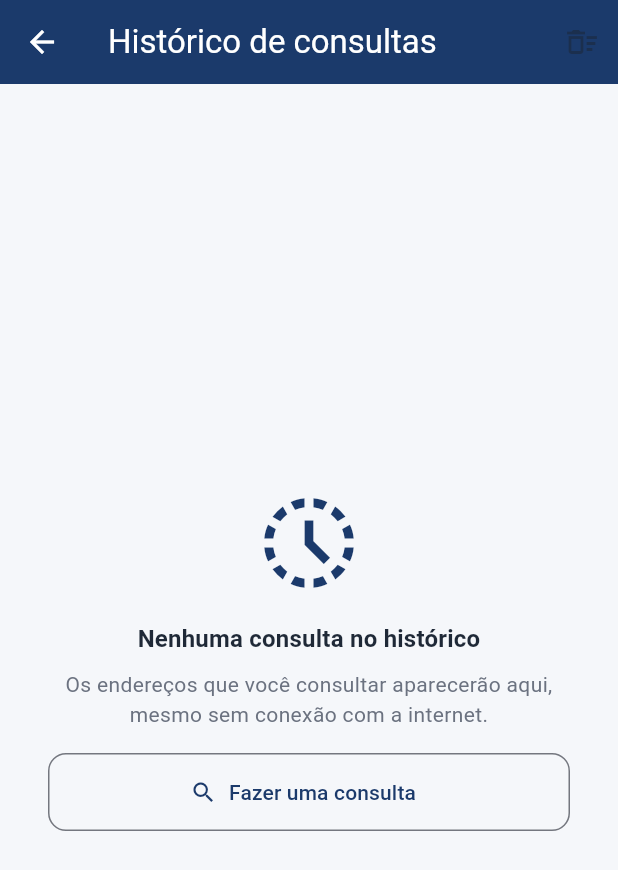
After one commit to GustavoBorges130/Desenvolvimento-de-Sistemas-Moveis, a Flutter app: the HistoryPage screen opened by its route, on a phone screen of 412 x 824 dp. The commit adds this screen. Shown: the top 870 px of the screen. Run offline on Flutter 3.47's test engine with Material 3 defaults, Android fonts, the phone set to English and light mode, and no system bars; our stand-ins replace dio, flutter_mobx, geocoding, hive, hive_flutter, material_ui and 1 more; missing offline and left inert: map_launcher; accounts and stored records are empty; generated files the repository leaves out were written again.

Commit message:
06 - Cria o módulo history
- controller: HistoryController (MobX) que carrega e limpa o histórico
  do armazenamento local
- page: HistoryPage com Observer, carregamento automático ao abrir,
  estados vazio/erro e retorno do endereço tocado para a home
- Rota /history registrada no AppWidget

```diff
--- a/lib/src/app_widget.dart
+++ b/lib/src/app_widget.dart
@@ -1,5 +1,6 @@
 import 'package:material_ui/material_ui.dart';
 
+import 'modules/history/page/history_page.dart';
 import 'modules/home/page/home_page.dart';
 import 'modules/initial/page/initial_page.dart';
 import 'routes/app_routes.dart';
@@ -20,6 +21,7 @@ class AppWidget extends StatelessWidget {
       routes: {
         AppRoutes.initial: (_) => const InitialPage(),
         AppRoutes.home: (_) => const HomePage(),
+        AppRoutes.history: (_) => const HistoryPage(),
       },
     );
   }
--- /dev/null
+++ b/lib/src/modules/history/page/history_page.dart
@@ -0,0 +1,174 @@
+import 'package:flutter_mobx/flutter_mobx.dart';
+import 'package:material_ui/material_ui.dart';
+
+import '../../../shared/colors/app_colors.dart';
+import '../../../shared/components/message_component.dart';
+import '../../../shared/metrics/app_metrics.dart';
+import '../../home/components/address_list_component.dart';
+import '../../home/repositories/address_local_repository.dart';
+import '../controller/history_controller.dart';
+
+/// Tela com o histórico de endereços consultados.
+///
+/// Os dados são carregados automaticamente do armazenamento local ao abrir
+/// a tela. Tocar em um endereço devolve esse endereço para a home, onde ele
+/// passa a ser o último consultado (e pode ser usado para traçar a rota).
+class HistoryPage extends StatefulWidget {
+  const HistoryPage({super.key, this.controller});
+
+  /// Permite injetar um controller (usado nos testes).
+  final HistoryController? controller;
+
+  @override
+  State<HistoryPage> createState() => _HistoryPageState();
+}
+
+class _HistoryPageState extends State<HistoryPage> {
+  late final HistoryController controller =
+      widget.controller ?? HistoryController(AddressLocalRepository());
+
+  @override
+  void initState() {
+    super.initState();
+    controller.loadHistory();
+  }
+
+  Future<void> _confirmClear() async {
+    final confirmed = await showDialog<bool>(
+      context: context,
+      builder: (dialogContext) => AlertDialog(
+        title: const Text('Limpar histórico?'),
+        content: const Text(
+          'Todos os endereços consultados neste aparelho serão apagados.',
+        ),
+        actions: [
+          TextButton(
+            onPressed: () => Navigator.of(dialogContext).pop(false),
+            child: const Text('Cancelar'),
+          ),
+          TextButton(
+            onPressed: () => Navigator.of(dialogContext).pop(true),
+            style: TextButton.styleFrom(foregroundColor: AppColors.error),
+            child: const Text('Limpar'),
+          ),
+        ],
+      ),
+    );
+
+    if (confirmed ?? false) await controller.clearHistory();
+  }
+
+  @override
+  Widget build(BuildContext context) {
+    return Scaffold(
+      appBar: AppBar(
+        title: const Text('Histórico de consultas'),
+        actions: [
+          Observer(
+            builder: (_) => IconButton(
+              key: const Key('clearHistoryButton'),
+              tooltip: 'Limpar histórico',
+              icon: const Icon(Icons.delete_sweep_outlined),
+              onPressed: controller.isEmpty ? null : _confirmClear,
+            ),
+          ),
+        ],
+      ),
+      body: Observer(
+        builder: (_) {
+          if (controller.isLoading && controller.isEmpty) {
+            return const Center(child: CircularProgressIndicator());
+          }
+
+          final error = controller.errorMessage;
+          if (error != null) {
+            return _CenteredMessage(
+              child: MessageComponent(
+                icon: Icons.error_outline,
+                iconColor: AppColors.error,
+                title: 'Ops!',
+                message: error,
+                action: OutlinedButton.icon(
+                  onPressed: controller.loadHistory,
+                  icon: const Icon(Icons.refresh),
+                  label: const Text('Tentar novamente'),
+                ),
+              ),
+            );
+          }
+
+          if (controller.isEmpty) {
+            return _CenteredMessage(
+              child: MessageComponent(
+                icon: Icons.history_toggle_off,
+                title: 'Nenhuma consulta no histórico',
+                message: 'Os endereços que você consultar aparecerão aqui, '
+                    'mesmo sem conexão com a internet.',
+                action: OutlinedButton.icon(
+                  onPressed: () => Navigator.of(context).pop(),
+                  icon: const Icon(Icons.search),
+                  label: const Text('Fazer uma consulta'),
+                ),
+              ),
+            );
+          }
+
+          return Column(
+            crossAxisAlignment: CrossAxisAlignment.stretch,
+            children: [
+              Padding(
+                padding: const EdgeInsets.fromLTRB(
+                  AppMetrics.pagePadding,
+                  AppMetrics.pagePadding,
+                  AppMetrics.pagePadding,
+                  AppMetrics.spaceS,
+                ),
+                child: Text(
+                  controller.total == 1
+                      ? '1 endereço consultado. Toque nele para usá-lo na rota.'
+                      : '${controller.total} endereços consultados. Toque em '
+                          'um deles para usá-lo na rota.',
+                  style: Theme.of(context).textTheme.bodyMedium?.copyWith(
+                        color: AppColors.textSecondary,
+                      ),
+                ),
+              ),
+              Expanded(
+                child: RefreshIndicator(
+                  onRefresh: controller.loadHistory,
+                  child: AddressListComponent(
+                    addresses: controller.history.toList(),
+                    scrollable: true,
+                    padding: const EdgeInsets.fromLTRB(
+                      AppMetrics.pagePadding,
+                      AppMetrics.spaceS,
+                      AppMetrics.pagePadding,
+                      AppMetrics.spaceXL,
+                    ),
+                    onTap: (address) => Navigator.of(context).pop(address),
+                  ),
+                ),
+              ),
+            ],
+          );
+        },
+      ),
+    );
+  }
+}
+
+class _CenteredMessage extends StatelessWidget {
+  const _CenteredMessage({required this.child});
+
+  final Widget child;
+
+  @override
+  Widget build(BuildContext context) {
+    return Center(
+      child: SingleChildScrollView(
+        padding: const EdgeInsets.all(AppMetrics.pagePadding),
+        child: child,
+      ),
+    );
+  }
+}
```
Also changed, not shown: lib/src/modules/history/controller/history_controller.dart (added, +57 -0 lines), lib/src/modules/history/controller/history_controller.g.dart (added).
